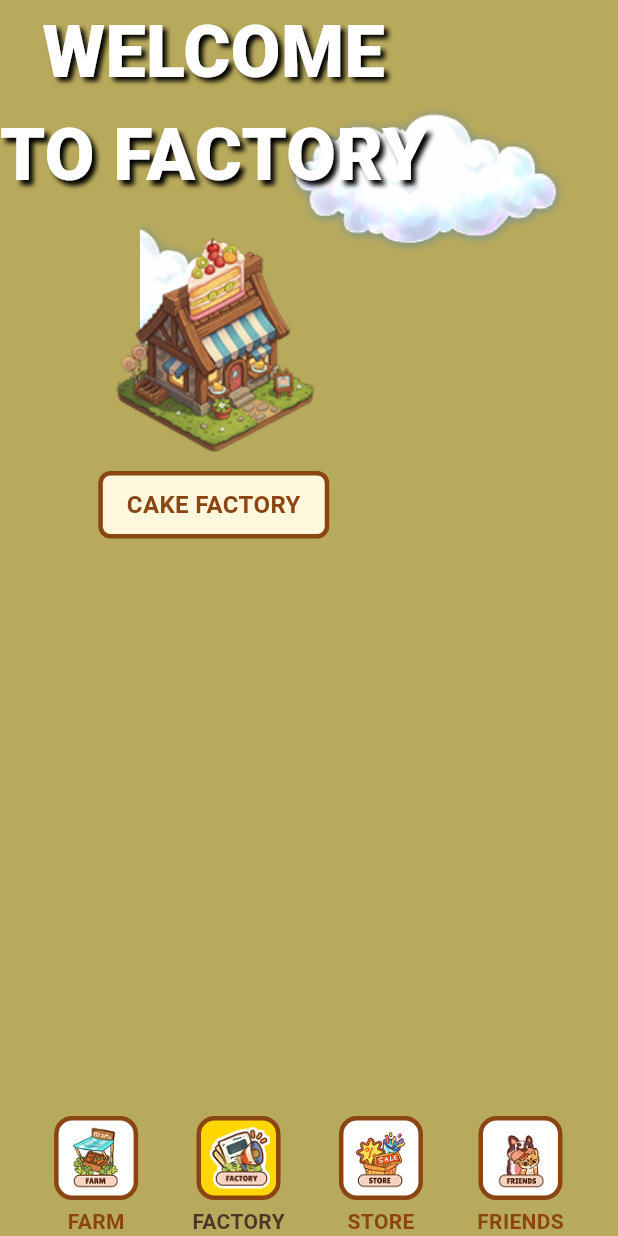
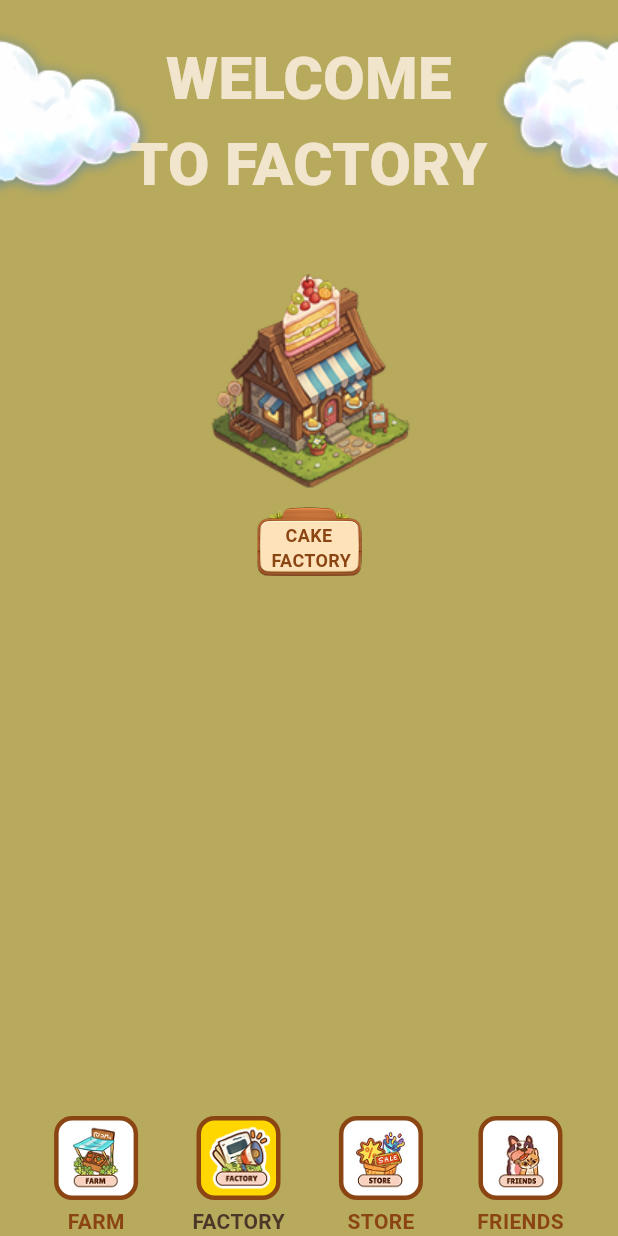
Before and after one commit to Jasurbek99/farm_game, a Flutter app: the screen it shows after launch, item 2 of the bottom bar chosen, on a phone screen of 412 x 824 dp. Run offline on Flutter 3.47's test engine with Material 3 defaults, Android fonts, the phone set to English and light mode, and no system bars; Roboto replaces fonts that are missing (ComicSans, Digitalt).

Commit message:
fixing ui

```diff
--- a/lib/core/constants/app_assets.dart
+++ b/lib/core/constants/app_assets.dart
@@ -2,15 +2,22 @@ class AppAssets {
   AppAssets._();
 
   // Backgrounds
-  static const String farmBackground = 'assets/images/backgrounds/farm_background.png';
-  static const String factoryBackground = 'assets/images/backgrounds/factory_background.png';
-  static const String storeBackground = 'assets/images/backgrounds/store_background.png';
-  static const String friendsBackground = 'assets/images/backgrounds/friends_background.png';
-  static const String profileBackground = 'assets/images/backgrounds/profile_background.png';
+  static const String farmBackground =
+      'assets/images/backgrounds/farm_background.png';
+  static const String factoryBackground =
+      'assets/images/backgrounds/factory_background.png';
+  static const String storeBackground =
+      'assets/images/backgrounds/store_background.png';
+  static const String friendsBackground =
+      'assets/images/backgrounds/friends_background.png';
+  static const String profileBackground =
+      'assets/images/backgrounds/profile_background.png';
 
   // Clouds
   static const String cloud1 = 'assets/images/decorations/cloud_1.png';
   static const String cloud2 = 'assets/images/decorations/cloud_2.png';
+  static const String cloudLeft = 'assets/images/decorations/cloud_left.png';
+  static const String cloudRight = 'assets/images/decorations/cloud_right.png';
 
   // Buildings - Farm
   static const String chickenBarn = 'assets/images/buildings/chicken_barn.png';
@@ -20,7 +27,8 @@ class AppAssets {
 
   // Buildings - Factory
   static const String cakeFactory = 'assets/images/buildings/cake_factory.png';
-  static const String cakeFactoryLarge = 'assets/images/buildings/cake_factory_large.png';
+  static const String cakeFactoryLarge =
+      'assets/images/buildings/cake_factory_large.png';
 
   // Animals
   static const String chicken = 'assets/images/animals/chicken.png';
@@ -39,11 +47,12 @@ class AppAssets {
   static const String grass = 'assets/images/decorations/grass.png';
   static const String tree = 'assets/images/decorations/tree.png';
   static const String bush = 'assets/images/decorations/bush.png';
+  static const String nameCard = 'assets/images/decorations/name_card.png';
 
   // UI Elements
   static const String farmName = 'assets/images/ui/farm_name.png';
   static const String coinIcon = 'assets/images/ui/coin_icon.png';
-  static const String energyIcon = 'assets/images/ui/energy_icon.png';
+  static const String energyIcon = 'assets/images/ui/plus_icon.png';
   static const String plusIcon = 'assets/images/ui/plus_icon.png';
 
   // Bottom Nav Icons
@@ -53,7 +62,8 @@ class AppAssets {
   static const String navFriends = 'assets/images/nav/nav_friends.png';
 
   // Profile
-  static const String avatarPlaceholder = 'assets/images/profile/avatar_placeholder.png';
+  static const String avatarPlaceholder =
+      'assets/images/profile/avatar_placeholder.png';
   static const String passwordIcon = 'assets/images/profile/password_icon.png';
   static const String languageIcon = 'assets/images/profile/language_icon.png';
   static const String supportIcon = 'assets/images/profile/support_icon.png';
--- a/lib/core/constants/app_colors.dart
+++ b/lib/core/constants/app_colors.dart
@@ -4,7 +4,7 @@ class AppColors {
   AppColors._();
 
   // Primary colors
-  static const Color primary = Color(0xFF6B8E23);
+  static const Color primary = Color(0xFF99A930);
   static const Color primaryLight = Color(0xFF9ACD32);
   static const Color primaryDark = Color(0xFF556B2F);
 
@@ -14,6 +14,8 @@ class AppColors {
   static const Color storeBackground = Color(0xFFB8AA5C);
   static const Color friendsBackground = Color(0xFFB8AA5C);
   static const Color profileBackground = Color(0xFFE8D4A0);
+
+  static const Color whiteTextColor = Color(0xFFF1E5CD);
 
   // Panel colors
   static const Color panelBorder = Color(0xFF8B4513);
--- a/lib/core/constants/app_dimens.dart
+++ b/lib/core/constants/app_dimens.dart
@@ -5,7 +5,7 @@ class AppDimens {
   static const double paddingXs = 4.0;
   static const double paddingSm = 8.0;
   static const double paddingMd = 16.0;
-  static const double paddingLg = 0.0;
+  static const double paddingLg = 24.0;
   static const double paddingXl = 32.0;
 
   // Cloud decoration offsets
--- a/lib/core/constants/app_strings.dart
+++ b/lib/core/constants/app_strings.dart
@@ -13,14 +13,14 @@ class AppStrings {
   // Farm
   static const String welcomeToFarm = 'WELCOME\nTO FARM';
   static const String welcomeFarmTitle = 'WELCOME TO';
-  static const String chickenBarn = 'CHICKEN BARN';
-  static const String sheepBarn = 'SHEEP BARN';
-  static const String cowBarn = 'COW BARN';
-  static const String pigBarn = 'PIG BARN';
+  static const String chickenBarn = 'CHICKEN \n BARN';
+  static const String sheepBarn = 'SHEEP\n BARN';
+  static const String cowBarn = 'COW\n BARN';
+  static const String pigBarn = 'PIG\n BARN';
 
   // Factory
   static const String welcomeToFactory = 'WELCOME\nTO FACTORY';
-  static const String cakeFactory = 'CAKE FACTORY';
+  static const String cakeFactory = 'CAKE\n FACTORY';
   static const String makeCake = 'MAKE CAKE';
 
   // Store
--- a/lib/core/theme/app_text_styles.dart
+++ b/lib/core/theme/app_text_styles.dart
@@ -6,17 +6,10 @@ class AppTextStyles {
 
   // Title styles
   static const TextStyle titleLarge = TextStyle(
-    fontSize: 48.0,
+    fontSize: 40.0,
     fontWeight: FontWeight.w900,
     color: AppColors.textWhite,
-    fontFamily: 'ComicSans',
-    shadows: [
-      Shadow(
-        offset: Offset(3.0, 3.0),
-        blurRadius: 4.0,
-        color: AppColors.black,
-      ),
-    ],
+    fontFamily: 'Digitalt',
   );
 
   static const TextStyle titleMedium = TextStyle(
@@ -25,11 +18,7 @@ class AppTextStyles {
     color: AppColors.textWhite,
     fontFamily: 'ComicSans',
     shadows: [
-      Shadow(
-        offset: Offset(2.0, 2.0),
-        blurRadius: 3.0,
-        color: AppColors.black,
-      ),
+      Shadow(offset: Offset(2.0, 2.0), blurRadius: 3.0, color: AppColors.black),
     ],
   );
 
@@ -105,4 +94,10 @@ class AppTextStyles {
     color: AppColors.textSecondary,
     fontFamily: 'ComicSans',
   );
+  static const TextStyle labelverySmall = TextStyle(
+    fontSize: 12.0,
+    fontWeight: FontWeight.bold,
+    color: AppColors.textSecondary,
+    fontFamily: 'Digitalt',
+  );
 }
--- a/lib/core/widgets/building_card.dart
+++ b/lib/core/widgets/building_card.dart
@@ -1,5 +1,5 @@
 import 'package:flutter/material.dart';
-import 'package:farm_game/core/constants/app_colors.dart';
+import 'package:farm_game/core/constants/app_assets.dart';
 import 'package:farm_game/core/constants/app_dimens.dart';
 import 'package:farm_game/core/theme/app_text_styles.dart';
 
@@ -30,24 +30,29 @@ class BuildingCard extends StatelessWidget {
             fit: BoxFit.contain,
           ),
           const SizedBox(height: AppDimens.paddingSm),
-          // Label
-          Container(
-            padding: const EdgeInsets.symmetric(
-              horizontal: AppDimens.paddingMd,
-              vertical: AppDimens.paddingSm,
-            ),
-            decoration: BoxDecoration(
-              color: AppColors.panelBackground,
-              border: Border.all(
-                color: AppColors.panelBorder,
-                width: AppDimens.cardBorderWidth,
-              ),
-              borderRadius: BorderRadius.circular(AppDimens.radiusSm),
-            ),
-            child: Text(
-              label,
-              style: AppTextStyles.labelMedium,
-              textAlign: TextAlign.center,
+          // Label with decorative name card
+          SizedBox(
+            width: AppDimens.buildingCardWidth,
+            child: Stack(
+              alignment: Alignment.center,
+              children: [
+                // Decorative name card background
+                SizedBox(
+                  width: 70,
+                  child: Image.asset(AppAssets.nameCard, fit: BoxFit.contain),
+                ),
+                // Label text on top
+                Padding(
+                  padding: const EdgeInsets.only(top: AppDimens.paddingSm),
+                  child: Text(
+                    label,
+                    style: AppTextStyles.labelverySmall,
+                    textAlign: TextAlign.center,
+                    maxLines: 2,
+                    overflow: TextOverflow.ellipsis,
+                  ),
+                ),
+              ],
             ),
           ),
         ],
--- a/lib/features/factory/presentation/screens/factory_main_screen.dart
+++ b/lib/features/factory/presentation/screens/factory_main_screen.dart
@@ -24,23 +24,28 @@ class FactoryMainScreen extends StatelessWidget {
 
     return AppScaffold(
       backgroundColor: AppColors.factoryBackground,
+      safeAreaTop: false,
+      safeAreaLeft: false,
+      safeAreaRight: false,
       body: Stack(
         children: [
           // Clouds
           Positioned(
-            top: AppDimens.cloudTopLeftTop,
-            left: AppDimens.cloudTopLeftLeft,
+            top: 20,
+            left: 0,
             child: Image.asset(
-              AppAssets.cloud1,
-              width: AppDimens.cloudTopLeftWidth,
+              AppAssets.cloudLeft,
+              fit: BoxFit.none,
+              alignment: Alignment.topLeft,
             ),
           ),
           Positioned(
-            top: AppDimens.cloudTopRightTop,
-            right: AppDimens.cloudTopRightRight,
+            top: 10,
+            right: 0,
             child: Image.asset(
-              AppAssets.cloud2,
-              width: AppDimens.cloudTopRightWidth,
+              AppAssets.cloudRight,
+              fit: BoxFit.none,
+              alignment: Alignment.topRight,
             ),
           ),
           // Content
@@ -48,10 +53,15 @@ class FactoryMainScreen extends StatelessWidget {
             children: [
               const SizedBox(height: AppDimens.paddingLg),
               // Title
-              Text(
-                AppStrings.welcomeToFactory,
-                style: AppTextStyles.titleLarge,
-                textAlign: TextAlign.center,
+              Align(
+                alignment: Alignment.center,
+                child: Text(
+                  AppStrings.welcomeToFactory,
+                  style: AppTextStyles.titleLarge.copyWith(
+                    color: AppColors.whiteTextColor,
+                  ),
+                  textAlign: TextAlign.center,
+                ),
               ),
               const SizedBox(height: AppDimens.paddingLg),
               // Buildings
--- a/lib/features/farm/presentation/screens/farm_main_screen.dart
+++ b/lib/features/farm/presentation/screens/farm_main_screen.dart
@@ -20,31 +20,29 @@ class FarmMainScreen extends StatelessWidget {
     return AppScaffold(
       backgroundColor: AppColors.farmBackground,
       backgroundAsset: AppAssets.farmBackground,
+      safeAreaTop: false,
       safeAreaLeft: false,
       safeAreaRight: false,
       body: Stack(
         children: [
           // Clouds
-          // Positioned(
-          //   top: 20,
-          //   width: MediaQuery.of(context).size.width,
-          //   child: Image.asset(
-          //     AppAssets.farmBackground,
-          //     fit: BoxFit.cover,
-          //     width: MediaQuery.of(context).size.width * 0.8,
-          //     height: MediaQuery.of(context).size.height * 0.8,
-          //     //width: AppDimens.iconXl * 2,
-          //   ),
-          // ),
           Positioned(
-            top: AppDimens.paddingLg,
+            top: 20,
             left: 0,
-            child: Image.asset(AppAssets.cloud1, width: AppDimens.iconXl * 2),
+            child: Image.asset(
+              AppAssets.cloud1,
+              fit: BoxFit.none,
+              alignment: Alignment.topLeft,
+            ),
           ),
           Positioned(
-            top: AppDimens.paddingXl,
+            top: 10,
             right: 0,
-            child: Image.asset(AppAssets.cloud2, width: AppDimens.iconXl * 2),
+            child: Image.asset(
+              AppAssets.cloud2,
+              fit: BoxFit.none,
+              alignment: Alignment.topRight,
+            ),
           ),
           // Profile button
           Positioned(
@@ -84,7 +82,7 @@ class FarmMainScreen extends StatelessWidget {
                   mainAxisSize: MainAxisSize.min,
                   children: [
                     Text(
-                      AppStrings.welcomeFarmTitle,
+                      AppStrings.welcomeToFarm,
                       style: AppTextStyles.titleLarge.copyWith(
                         color: AppColors.primary,
                         fontSize: 30,
@@ -92,15 +90,6 @@ class FarmMainScreen extends StatelessWidget {
                       textAlign: TextAlign.center,
                     ),
                     const SizedBox(height: AppDimens.paddingSm),
-                    Semantics(
-                      label: AppStrings.welcomeToFarm,
-                      image: true,
-                      child: Image.asset(
-                        AppAssets.farmName,
-                        width: AppDimens.iconXl * 2,
-                        fit: BoxFit.contain,
-                      ),
-                    ),
                   ],
                 ),
               ),
```
Also changed, not shown: lib/core/widgets/app_scaffold.dart (+2 -9 lines), pubspec.yaml (+5 -7 lines), assets/fonts/Digitalt.otf (added), assets/fonts/Digitalt.ttf (added), assets/images/decorations/cloud_2.png, assets/images/decorations/cloud_left.png (added), assets/images/decorations/cloud_right.png (added), assets/images/decorations/name_card.png (added), assets/images/decorations/name_card_5x.png (added), ui_design/Screenshot_2026-02-02-19-01-59-499_com.example.farm_game.jpg (added).
